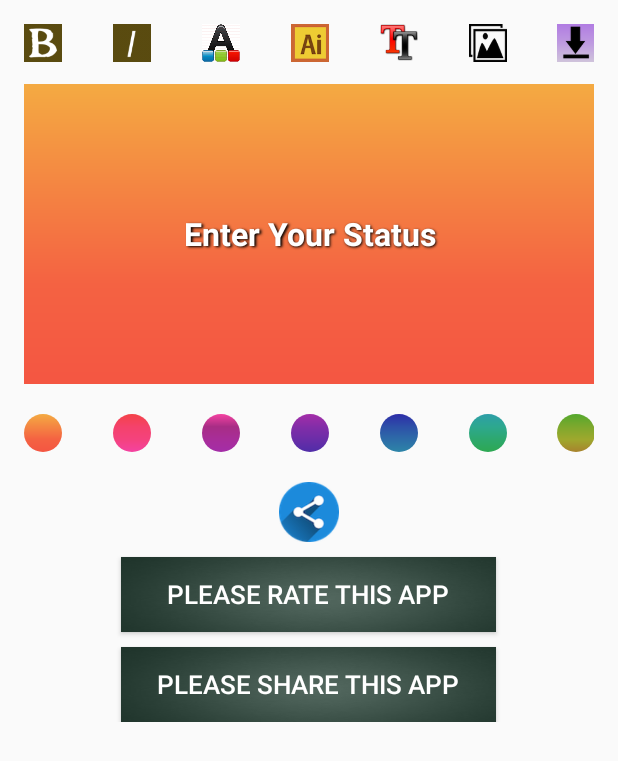
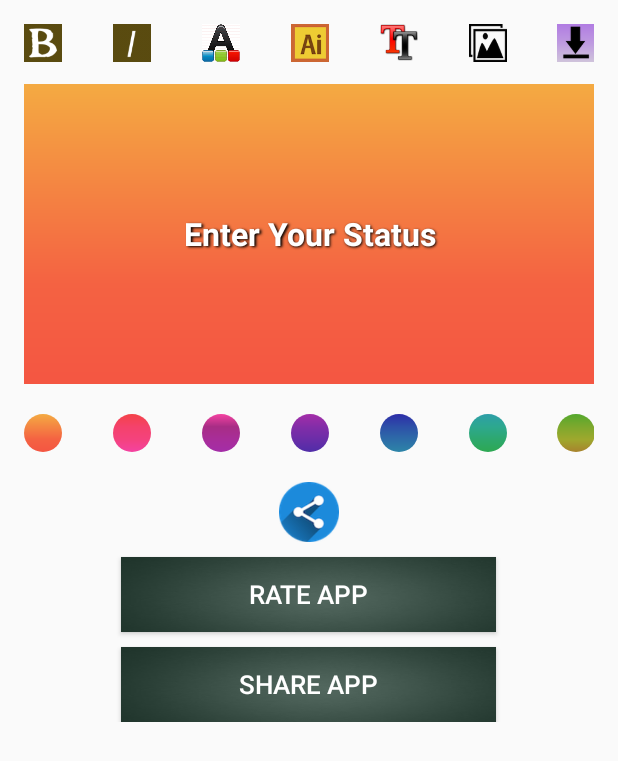
Before and after one commit to sbBhowmik/StatusCreator, an Android app: the screen it shows after launch (MainActivity), on a phone screen of 412 x 824 dp. Shown: the top 761 px of the screen. Run offline under Robolectric (Android 15) with nearby library versions, the light colour scheme and no system bars; libraries missing offline, so code that uses them is left out: com.appodeal.ads, com.example.fontometrics, com.mvc.imagepicker, com.vstechlab.easyfonts, me.priyesh.chroma; 8 statements that could not run were skipped.

Commit message:
Updated code

```diff
--- a/app/build.gradle
+++ b/app/build.gradle
@@ -8,8 +8,8 @@ android {
         applicationId "com.rupik.statuscreator"
         minSdkVersion 16
         targetSdkVersion 25
-        versionCode 2
-        versionName '1.1'
+        versionCode 3
+        versionName '1.3'
         testInstrumentationRunner "android.support.test.runner.AndroidJUnitRunner"
     }
     buildTypes {
--- a/app/src/main/java/com/rupik/fbstatuscreator/Utilities.java
+++ b/app/src/main/java/com/rupik/fbstatuscreator/Utilities.java
@@ -330,7 +330,7 @@ public class Utilities {
 
     public int[] populateBgDataset()
     {
-        int bgDataset[] = {R.drawable.bg_40, R.drawable.bg_39, R.drawable.bg_38, R.drawable.bg_37, R.drawable.bg_36, R.drawable.bg_35, R.drawable.bg_34, R.drawable.bg_33, R.drawable.bg_32, R.drawable.bg_31, R.drawable.bg_30, R.drawable.bg_29, R.drawable.bg_28, R.drawable.bg_27, R.drawable.bg_26, R.drawable.bg_25, R.drawable.bg_24, R.drawable.bg_23, R.drawable.bg_22, R.drawable.bg_21, R.drawable.bg_20, R.drawable.bg_19, R.drawable.bg_18, R.drawable.bg_17, R.drawable.bg_16, R.drawable.bg_15, R.drawable.bg_14, R.drawable.bg_13, R.drawable.bg1, R.drawable.bg2, R.drawable.bg3, R.drawable.bg4, R.drawable.bg5, R.drawable.bg6, R.drawable.bg7,R.drawable.bg8,R.drawable.bg9,R.drawable.bg10,R.drawable.bg11,R.drawable.bg12};
+        int bgDataset[] = {R.drawable.bg_47, R.drawable.bg_48, R.drawable.bg_49, R.drawable.bg_50, R.drawable.bg_51, R.drawable.bg_40, R.drawable.bg_39, R.drawable.bg_38, R.drawable.bg_37, R.drawable.bg_36, R.drawable.bg_35, R.drawable.bg_41, R.drawable.bg_42, R.drawable.bg_43, R.drawable.bg_44, R.drawable.bg_45, R.drawable.bg_46, R.drawable.bg_34, R.drawable.bg_33, R.drawable.bg_32, R.drawable.bg_31, R.drawable.bg_30, R.drawable.bg_29, R.drawable.bg_28, R.drawable.bg_27, R.drawable.bg_26, R.drawable.bg_25, R.drawable.bg_24, R.drawable.bg_23, R.drawable.bg_22, R.drawable.bg_21, R.drawable.bg_20, R.drawable.bg_19, R.drawable.bg_18, R.drawable.bg_17, R.drawable.bg_16, R.drawable.bg_15, R.drawable.bg_14, R.drawable.bg_13, R.drawable.bg1, R.drawable.bg2, R.drawable.bg3, R.drawable.bg4, R.drawable.bg5, R.drawable.bg6, R.drawable.bg7,R.drawable.bg8,R.drawable.bg9,R.drawable.bg10,R.drawable.bg11,R.drawable.bg12};
         return bgDataset;
     }
 }
--- a/app/src/main/res/layout/activity_main.xml
+++ b/app/src/main/res/layout/activity_main.xml
@@ -78,7 +78,7 @@
                 android:layout_height="50dp"
                 android:layout_below="@+id/shareBtn"
                 android:layout_centerInParent="true"
-                android:text="Please Rate This App"
+                android:text="Rate App"
                 android:textSize="17sp"
                 android:textColor="#ffffff"
                 android:layout_marginTop="10dp"
@@ -92,7 +92,7 @@
                 android:layout_height="50dp"
                 android:layout_below="@+id/RateButton"
                 android:layout_centerInParent="true"
-                android:text="Please Share This App"
+                android:text="Share App"
                 android:textSize="17sp"
                 android:textColor="#ffffff"
                 android:layout_marginTop="10dp"
```
Also changed, not shown: app/src/main/res/drawable/bg_41.jpg (added), app/src/main/res/drawable/bg_42.jpg (added), app/src/main/res/drawable/bg_43.jpg (added), app/src/main/res/drawable/bg_44.jpg (added), app/src/main/res/drawable/bg_45.jpg (added), app/src/main/res/drawable/bg_46.jpg (added), app/src/main/res/drawable/bg_47.jpg (added), app/src/main/res/drawable/bg_48.jpg (added), app/src/main/res/drawable/bg_49.png (added), app/src/main/res/drawable/bg_50.jpg (added), app/src/main/res/drawable/bg_51.jpg (added).
